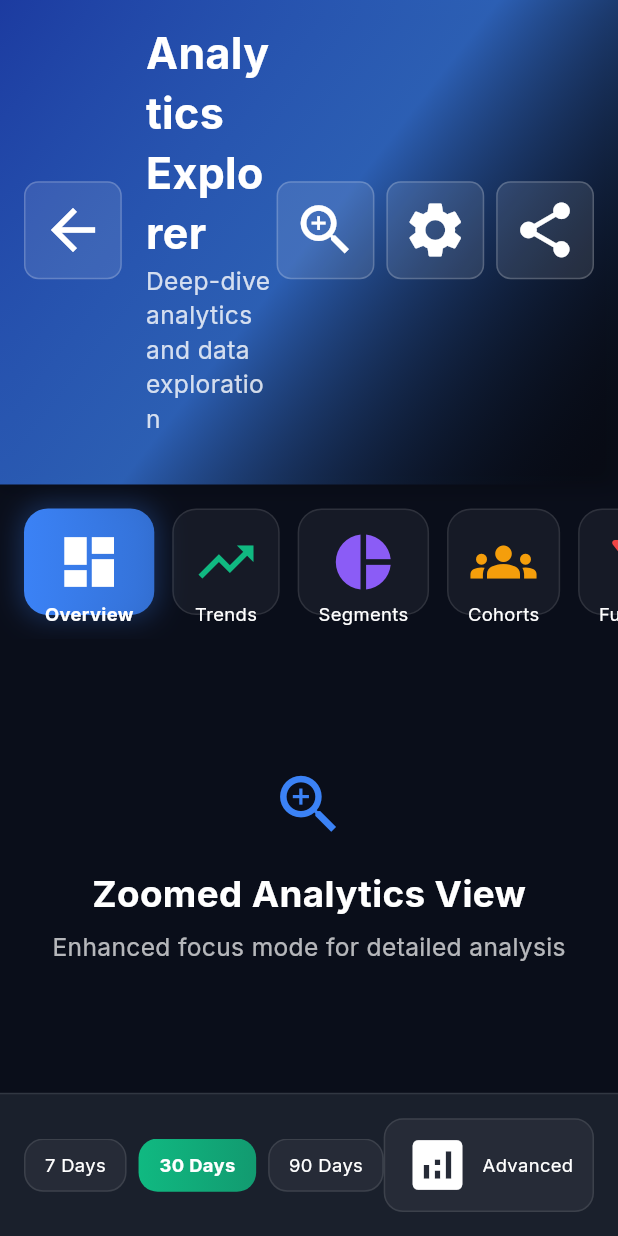
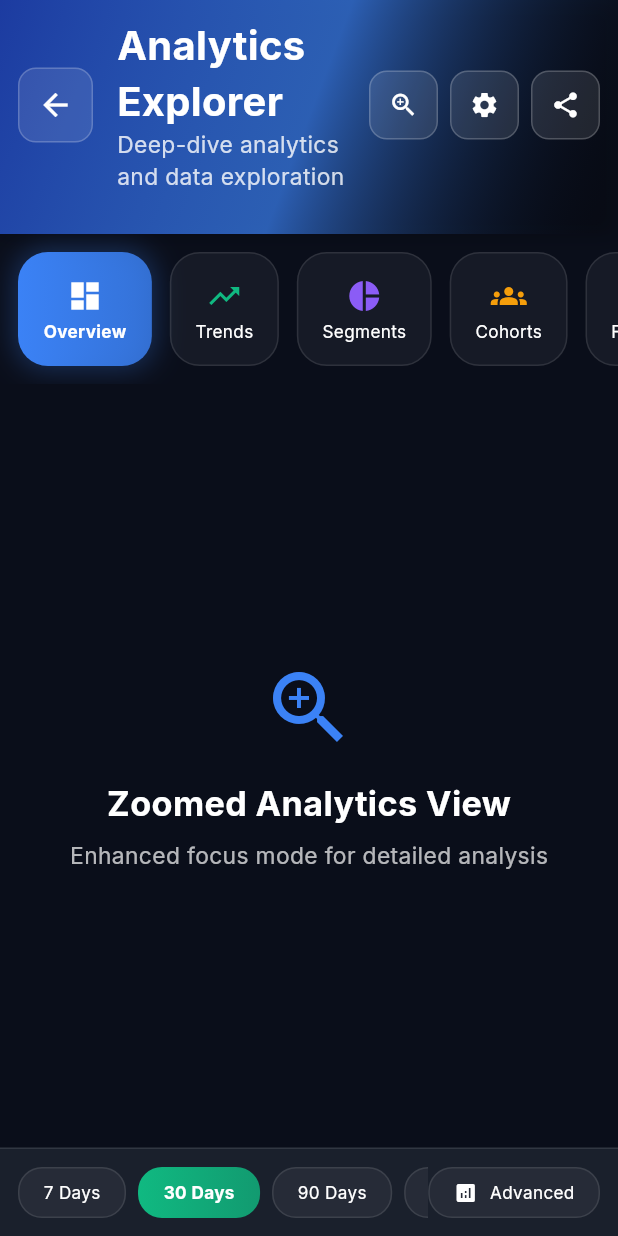
Before and after one commit to flexpertsdev/mac-os-dashboard-flutter, a Flutter app: the AnalyticsExplorerImmersive screen opened directly, after a tap on the "zoom in" icon, on a phone screen of 412 x 824 dp. Run offline on Flutter 3.47's test engine with Material 3 defaults, Android fonts, the phone set to English and light mode, and no system bars; our stand-ins replace fl_chart, google_fonts, shared_preferences; accounts and stored records are empty.

Commit message:
Fix responsive scaling issues - everything was way too large
- Removed aggressive scaling formulas that multiplied sizes
- ResponsiveHelper now only scales DOWN on very small screens
- Fixed padding to use simple fixed values (12/16/20px)
- Fixed icon sizing to not use touch target size (44px\!)
- Simplified button and card themes to use fixed sizes
- Font scaling now only reduces by 5-10% on mobile

The over-engineering was caused by misinterpreting 'sophisticated responsive design' as needing complex scaling when simple breakpoints work better

```diff
--- a/lib/utils/responsive_helper.dart
+++ b/lib/utils/responsive_helper.dart
@@ -56,9 +56,13 @@ class ResponsiveHelper {
 
   // Fluid padding based on screen size
   static EdgeInsets getContentPadding(BuildContext context) {
-    final width = MediaQuery.of(context).size.width;
-    final paddingValue = math.max(16.0, width * 0.02); // Min 16px, max 2% of width
-    return EdgeInsets.all(math.min(32.0, paddingValue)); // Cap at 32px
+    // Simple fixed padding that works
+    if (isMobile(context)) {
+      return const EdgeInsets.all(12.0);
+    } else if (isTablet(context)) {
+      return const EdgeInsets.all(16.0);
+    }
+    return const EdgeInsets.all(20.0);
   }
 
   // Dynamic spacing that scales with screen size
@@ -82,17 +86,15 @@ class ResponsiveHelper {
     final textScaler = mediaQuery.textScaler;
     final textScaleFactor = textScaler.scale(1.0);
 
-    // Scale factor based on screen width (0.85 to 1.3)
-    double screenScale;
-    if (width < mobileBreakpoint) {
-      screenScale = 0.85 + (width / mobileBreakpoint) * 0.25; // 0.85 to 1.1
-    } else if (width < tabletBreakpoint) {
-      screenScale = 1.1 + ((width - mobileBreakpoint) / (tabletBreakpoint - mobileBreakpoint)) * 0.1; // 1.1 to 1.2
-    } else {
-      screenScale = 1.2 + ((width - tabletBreakpoint) / (ultraWideBreakpoint - tabletBreakpoint)) * 0.1; // 1.2 to 1.3
+    // Much more conservative scaling - only scale down on mobile
+    double screenScale = 1.0;
+    if (width < 400) {
+      screenScale = 0.9; // 10% smaller on very small screens
+    } else if (width < mobileBreakpoint) {
+      screenScale = 0.95; // 5% smaller on mobile
     }
 
-    // Apply both screen scaling and accessibility text scaling
+    // Apply only accessibility text scaling (user preference)
     return baseFontSize * screenScale * textScaleFactor;
   }
 
@@ -121,16 +123,22 @@ class ResponsiveHelper {
 
   // Get responsive height that scales with screen size
   static double getResponsiveHeight(BuildContext context, double baseHeight) {
+    // Much more conservative - just return base height for most cases
     final height = MediaQuery.of(context).size.height;
-    final scale = math.max(0.7, math.min(1.3, height / 800)); // Scale between 70% and 130%
-    return baseHeight * scale;
+    if (height < 600) {
+      return baseHeight * 0.85; // Only scale down on very small screens
+    }
+    return baseHeight; // Use original size
   }
 
   // Get responsive width that scales with screen size
   static double getResponsiveWidth(BuildContext context, double baseWidth) {
+    // Much more conservative - just return base width for most cases
     final width = MediaQuery.of(context).size.width;
-    final scale = math.max(0.8, math.min(1.2, width / 1200)); // Scale between 80% and 120%
-    return baseWidth * scale;
+    if (width < 400) {
+      return baseWidth * 0.85; // Only scale down on very small screens
+    }
+    return baseWidth; // Use original size
   }
 
   // Ensure minimum touch target size
@@ -140,8 +148,8 @@ class ResponsiveHelper {
 
   // Get safe icon size that meets touch target requirements
   static double getIconSize(BuildContext context, {double baseSize = 24.0}) {
-    final responsiveSize = getResponsiveWidth(context, baseSize);
-    return ensureMinTouchTarget(responsiveSize);
+    // Just return the base size - icons should not be scaled to touch target size!
+    return baseSize;
   }
 
   // CONTAINER AND LAYOUT HELPERS
--- a/lib/utils/responsive_theme.dart
+++ b/lib/utils/responsive_theme.dart
@@ -27,25 +27,22 @@ class ResponsiveTheme {
     cardTheme: CardTheme(
       elevation: 0,
       shape: RoundedRectangleBorder(
-        borderRadius: BorderRadius.circular(ResponsiveHelper.getResponsiveWidth(context, 12)),
+        borderRadius: BorderRadius.circular(12), // Fixed size
       ),
       shadowColor: const Color(0xFF000000).withOpacity(0.08),
-      margin: ResponsiveHelper.getContentPadding(context),
+      margin: const EdgeInsets.all(8), // Fixed margin
     ),
     elevatedButtonTheme: ElevatedButtonThemeData(
       style: ElevatedButton.styleFrom(
         elevation: 0,
         shape: RoundedRectangleBorder(
-          borderRadius: BorderRadius.circular(ResponsiveHelper.getResponsiveWidth(context, 8)),
+          borderRadius: BorderRadius.circular(8),
         ),
-        padding: EdgeInsets.symmetric(
-          horizontal: ResponsiveHelper.getResponsiveWidth(context, 20),
-          vertical: ResponsiveHelper.getResponsiveHeight(context, 12),
+        padding: const EdgeInsets.symmetric(
+          horizontal: 20,
+          vertical: 12,
         ),
-        minimumSize: Size(
-          ResponsiveHelper.ensureMinTouchTarget(ResponsiveHelper.getResponsiveWidth(context, 64)),
-          ResponsiveHelper.ensureMinTouchTarget(ResponsiveHelper.getResponsiveHeight(context, 36)),
-        ),
+        minimumSize: const Size(64, 36),
       ),
     ),
     iconButtonTheme: IconButtonThemeData(
@@ -106,16 +103,13 @@ class ResponsiveTheme {
       style: ElevatedButton.styleFrom(
         elevation: 0,
         shape: RoundedRectangleBorder(
-          borderRadius: BorderRadius.circular(ResponsiveHelper.getResponsiveWidth(context, 8)),
+          borderRadius: BorderRadius.circular(8),
         ),
-        padding: EdgeInsets.symmetric(
-          horizontal: ResponsiveHelper.getResponsiveWidth(context, 20),
-          vertical: ResponsiveHelper.getResponsiveHeight(context, 12),
+        padding: const EdgeInsets.symmetric(
+          horizontal: 20,
+          vertical: 12,
         ),
-        minimumSize: Size(
-          ResponsiveHelper.ensureMinTouchTarget(ResponsiveHelper.getResponsiveWidth(context, 64)),
-          ResponsiveHelper.ensureMinTouchTarget(ResponsiveHelper.getResponsiveHeight(context, 36)),
-        ),
+        minimumSize: const Size(64, 36),
       ),
     ),
     iconButtonTheme: IconButtonThemeData(
```
